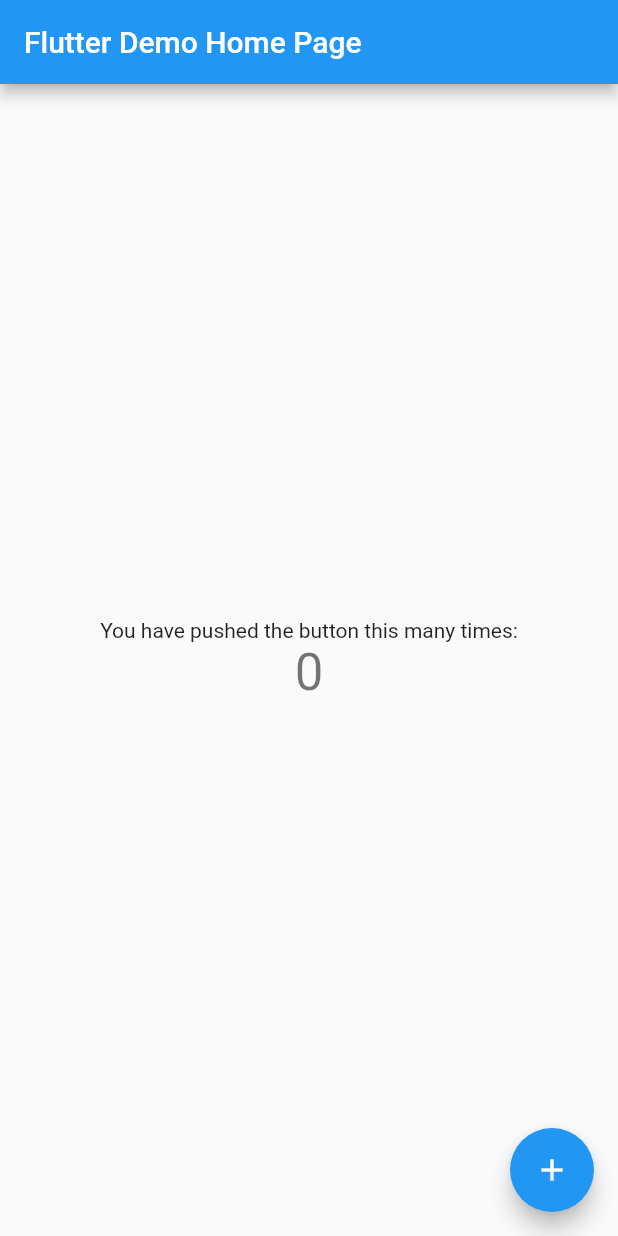
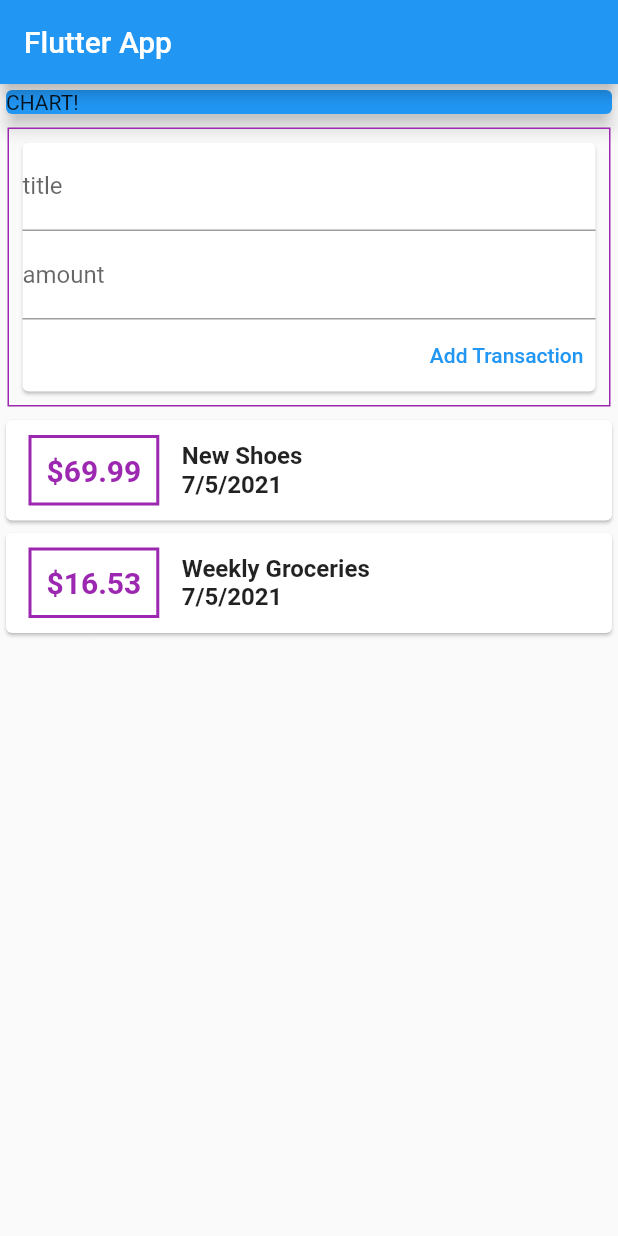
Before and after one commit to Salahdine-Maham/Lebne, a Flutter app: the screen it shows after launch, on a phone screen of 412 x 824 dp. Run offline on Flutter 3.47's test engine with Material 2 defaults, Android fonts, the light colour scheme and no system bars.

Commit message:
transactionliste

```diff
--- a/lib/main.dart
+++ b/lib/main.dart
@@ -1,115 +1,51 @@
 import 'package:flutter/material.dart';
+import 'package:lebne/user_transaction.dart';
 
-void main() {
-  runApp(const MyApp());
-}
+import 'model/transaction.dart';
+
+void main() => runApp(MyApp());
 
 class MyApp extends StatelessWidget {
-  const MyApp({Key? key}) : super(key: key);
-
-  // This widget is the root of your application.
   @override
   Widget build(BuildContext context) {
     return MaterialApp(
-      title: 'Flutter Demo',
-      theme: ThemeData(
-        // This is the theme of your application.
-        //
-        // Try running your application with "flutter run". You'll see the
-        // application has a blue toolbar. Then, without quitting the app, try
-        // changing the primarySwatch below to Colors.green and then invoke
-        // "hot reload" (press "r" in the console where you ran "flutter run",
-        // or simply save your changes to "hot reload" in a Flutter IDE).
-        // Notice that the counter didn't reset back to zero; the application
-        // is not restarted.
-        primarySwatch: Colors.blue,
-      ),
-      home: const MyHomePage(title: 'Flutter Demo Home Page'),
+      title: 'Flutter App',
+      home: MyHomePage(),
     );
   }
 }
 
-class MyHomePage extends StatefulWidget {
-  const MyHomePage({Key? key, required this.title}) : super(key: key);
+class MyHomePage extends StatelessWidget {
 
-  // This widget is the home page of your application. It is stateful, meaning
-  // that it has a State object (defined below) that contains fields that affect
-  // how it looks.
-
-  // This class is the configuration for the state. It holds the values (in this
-  // case the title) provided by the parent (in this case the App widget) and
-  // used by the build method of the State. Fields in a Widget subclass are
-  // always marked "final".
-
-  final String title;
-
-  @override
-  State<MyHomePage> createState() => _MyHomePageState();
-}
-
-class _MyHomePageState extends State<MyHomePage> {
-  int _counter = 0;
-
-  void _incrementCounter() {
-    setState(() {
-      // This call to setState tells the Flutter framework that something has
-      // changed in this State, which causes it to rerun the build method below
-      // so that the display can reflect the updated values. If we changed
-      // _counter without calling setState(), then the build method would not be
-      // called again, and so nothing would appear to happen.
-      _counter++;
-    });
-  }
-
+  final titleController = TextEditingController();
+  final amountController = TextEditingController();
   @override
   Widget build(BuildContext context) {
-    // This method is rerun every time setState is called, for instance as done
-    // by the _incrementCounter method above.
-    //
-    // The Flutter framework has been optimized to make rerunning build methods
-    // fast, so that you can just rebuild anything that needs updating rather
-    // than having to individually change instances of widgets.
     return Scaffold(
       appBar: AppBar(
-        // Here we take the value from the MyHomePage object that was created by
-        // the App.build method, and use it to set our appbar title.
-        title: Text(widget.title),
+        title: Text('Flutter App'),
       ),
-      body: Center(
-        // Center is a layout widget. It takes a single child and positions it
-        // in the middle of the parent.
-        child: Column(
-          // Column is also a layout widget. It takes a list of children and
-          // arranges them vertically. By default, it sizes itself to fit its
-          // children horizontally, and tries to be as tall as its parent.
-          //
-          // Invoke "debug painting" (press "p" in the console, choose the
-          // "Toggle Debug Paint" action from the Flutter Inspector in Android
-          // Studio, or the "Toggle Debug Paint" command in Visual Studio Code)
-          // to see the wireframe for each widget.
-          //
-          // Column has various properties to control how it sizes itself and
-          // how it positions its children. Here we use mainAxisAlignment to
-          // center the children vertically; the main axis here is the vertical
-          // axis because Columns are vertical (the cross axis would be
-          // horizontal).
-          mainAxisAlignment: MainAxisAlignment.center,
-          children: <Widget>[
-            const Text(
-              'You have pushed the button this many times:',
-            ),
-            Text(
-              '$_counter',
-              style: Theme.of(context).textTheme.headline4,
-            ),
-          ],
-        ),
+      body: ListView(
+        children: [
+          Column(
+            mainAxisAlignment: MainAxisAlignment.start,
+            crossAxisAlignment: CrossAxisAlignment.stretch,
+            children: <Widget>[
+              Container(
+                width: double.infinity,
+                child: Card(
+                  color: Colors.blue,
+                  child: Text('CHART!'),
+                  elevation: 5,
+                ),
+              ),
+
+           UserTransaction(),
+
+            ],
+          ),
+        ],
       ),
-      floatingActionButton: FloatingActionButton(
-        onPressed: _incrementCounter,
-        tooltip: 'Increment',
-        child: const Icon(Icons.add),
-      ), // This trailing comma makes auto-formatting nicer for build methods.
     );
   }
 }
--- /dev/null
+++ b/lib/new_transaction.dart
@@ -0,0 +1,52 @@
+
+import 'package:flutter/material.dart';
+
+ class NewTransaction extends StatelessWidget {
+
+  Function addTransaction;
+  final titleController = TextEditingController();
+  final amountController = TextEditingController();
+
+  NewTransaction(this.addTransaction);
+
+  @override
+  Widget build(BuildContext context) {
+    return  Container(
+              margin: EdgeInsets.symmetric(
+                        vertical: 5,
+                        horizontal: 5,
+                      ),
+                      decoration: BoxDecoration(
+                        border: Border.all(
+                          color: Colors.purple,
+                          width: 1,
+                        ),
+                      ),
+                      padding: EdgeInsets.all(5),
+            child: Card( child: Column(
+              mainAxisAlignment: MainAxisAlignment.end,
+              crossAxisAlignment: CrossAxisAlignment.end,
+              children: <Widget>[
+
+              TextField(
+                decoration: InputDecoration(labelText: 'title'),
+                controller: titleController,
+              ),
+              TextField(
+                decoration: InputDecoration(labelText: 'amount'),
+                controller: amountController,
+
+                ),
+
+              TextButton( onPressed: () {
+                addTransaction(titleController.text,double.parse(amountController.text));
+                },
+              child: Text('Add Transaction')),
+
+
+            ],)
+            ,),
+          );
+
+  }
+}
--- /dev/null
+++ b/lib/user_transaction.dart
@@ -0,0 +1,61 @@
+import 'package:flutter/material.dart';
+import 'package:lebne/new_transaction.dart';
+import 'package:lebne/widgets/tansaction_list.dart';
+import '../model/transaction.dart';
+
+
+
+
+
+ class UserTransaction extends StatefulWidget {
+
+  const UserTransaction({ Key? key }) : super(key: key);
+
+  @override
+  _UserTransactionState createState() => _UserTransactionState();
+}
+
+
+
+class _UserTransactionState extends State<UserTransaction> {
+
+
+  final List<Transaction> _userTransactions = [
+    Transaction(
+      id: 't1',
+      title: 'New Shoes',
+      amount: 69.99,
+      date: DateTime.now(),
+    ),
+    Transaction(
+      id: 't2',
+      title: 'Weekly Groceries',
+      amount: 16.53,
+      date: DateTime.now(),
+    ),
+  ];
+
+  void _addNewTransaction( String txTitle, double txAmount){
+    final newTx = Transaction(
+      title: txTitle,
+      amount: txAmount,
+      date: DateTime.now(),
+      id: DateTime.now().toString(),);
+
+    setState(() {
+         _userTransactions.add(newTx);
+      });
+  }
+
+
+  @override
+  Widget build(BuildContext context) {
+    return Column(
+      children: <Widget>[
+         NewTransaction(_addNewTransaction),
+         TransactionList(_userTransactions),
+
+      ],
+    );
+  }
+}
--- /dev/null
+++ b/lib/widgets/tansaction_list.dart
@@ -0,0 +1,74 @@
+import 'package:flutter/material.dart';
+import 'package:intl/intl.dart';
+import 'package:lebne/user_transaction.dart';
+import '../model/transaction.dart';
+
+class TransactionList extends StatelessWidget {
+
+  final List<Transaction> transactions ;
+
+  TransactionList(this.transactions);
+
+
+
+
+
+  @override
+  Widget build(BuildContext context) {
+    return     Column(
+            children: transactions.map((tx) {
+              return Card(
+                child: Row(
+                  children: <Widget>[
+                    Container(
+                      margin: EdgeInsets.symmetric(
+                        vertical: 10,
+                        horizontal: 15,
+                      ),
+                      decoration: BoxDecoration(
+                        border: Border.all(
+                          color: Colors.purple,
+                          width: 2,
+                        ),
+                      ),
+                      padding: EdgeInsets.all(10),
+                      child: Text(
+                       '\$${tx.amount.toString()}',
+                        style: TextStyle(
+                          fontWeight: FontWeight.bold,
+                          fontSize: 20,
+                          color: Colors.purple,
+                        ),
+                      ),
+                    ),
+                    Column(
+                      crossAxisAlignment: CrossAxisAlignment.start,
+                      children: <Widget>[
+                        Text(
+                          tx.title,
+                          style: TextStyle(
+                            fontSize: 16,
+                            fontWeight: FontWeight.bold,
+                          ),
+                        ),
+
+
+                          Text(
+                          DateFormat.yMd().format(tx.date),
+                          style: TextStyle(
+                            fontSize: 16,
+                            fontWeight: FontWeight.bold,
+                          ),
+                        ),
+
+
+
+                      ],
+                    ),
+                  ],
+                ),
+              );
+            }).toList(),
+          );
+  }
+}
--- a/pubspec.yaml
+++ b/pubspec.yaml
@@ -34,6 +34,8 @@
   # The following adds the Cupertino Icons font to your application.
   # Use with the CupertinoIcons class for iOS style icons.
   cupertino_icons: ^1.0.2
+  flutter_datetime_picker: ^1.5.1
+  intl: ^0.17.0
 
 dev_dependencies:
   flutter_test:
```
Also changed, not shown: lib/model/transaction.dart (renamed from lib/transaction.dart), pubspec.lock.
